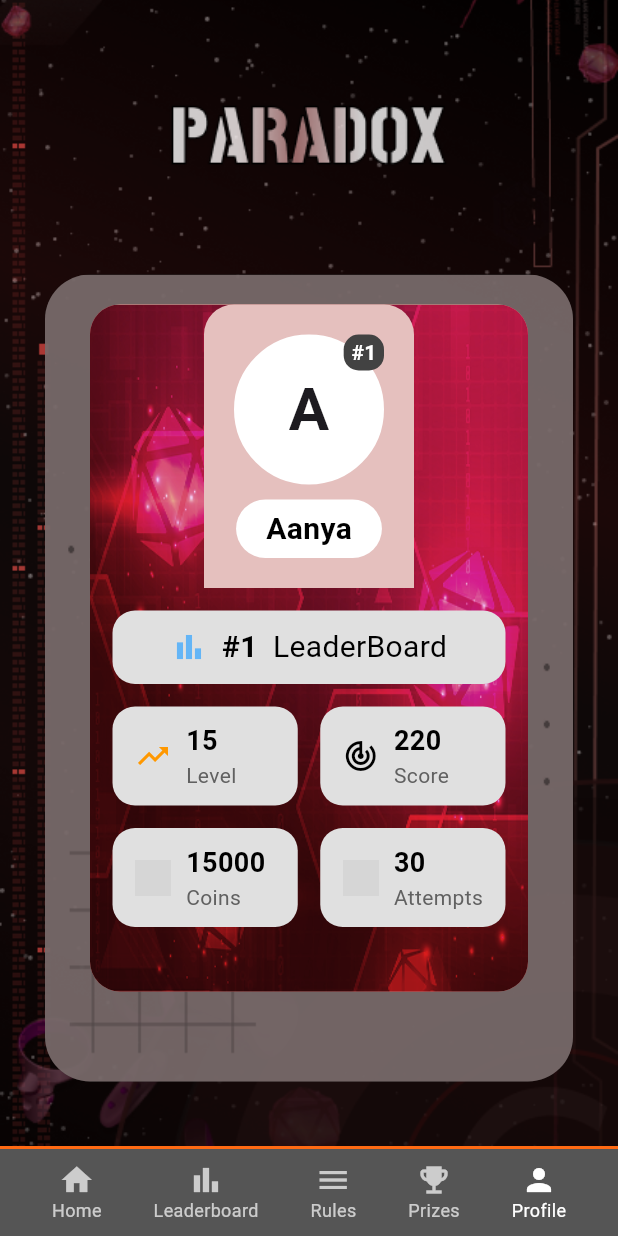
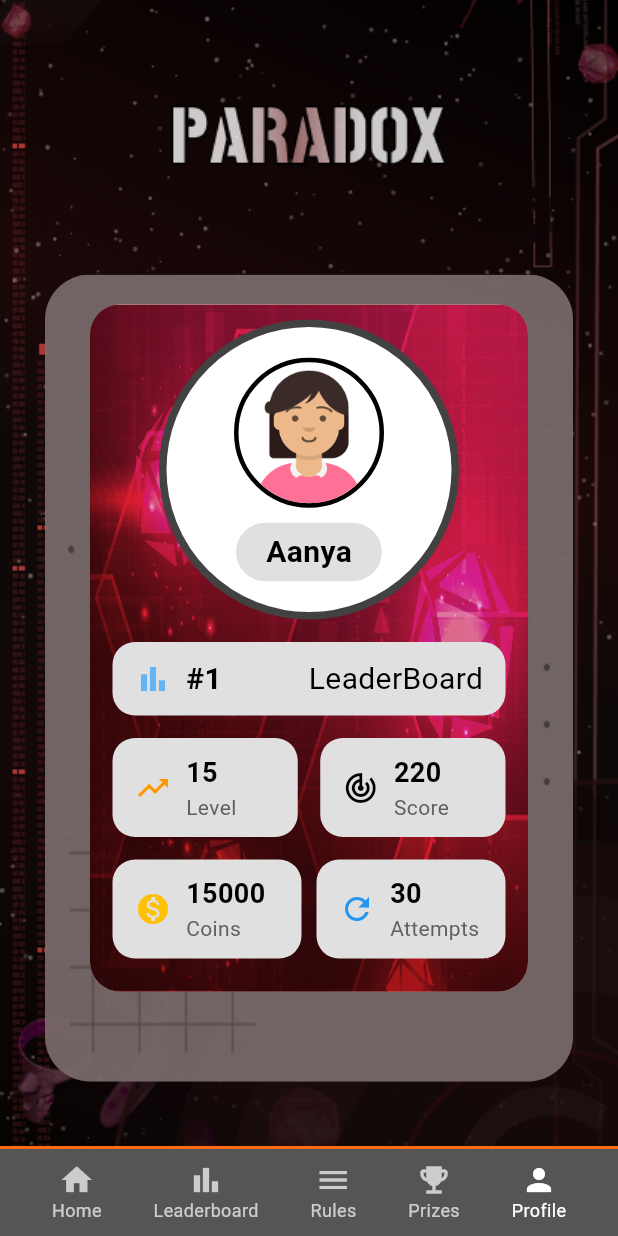
Before and after one commit to Teamexe/Paradox-2025, a Flutter app: the screen it shows after launch, item 5 of the bottom bar chosen, on a phone screen of 412 x 824 dp. Run offline on Flutter 3.47's test engine with Material 3 defaults, Android fonts, the phone set to English and light mode, and no system bars; grey boxes are pictures that could not be loaded.

Commit message:
added profile section

```diff
--- a/paradox_25/lib/main.dart
+++ b/paradox_25/lib/main.dart
@@ -12,6 +12,7 @@ import 'screens/question_screen.dart';
 import 'widgets/bottom_navigation.dart';
 
 void main() {
+
   WidgetsFlutterBinding.ensureInitialized();
   SystemChrome.setPreferredOrientations([DeviceOrientation.portraitUp]);
   runApp(const ParadoxApp());
--- a/paradox_25/lib/screens/leaderboard_screen.dart
+++ b/paradox_25/lib/screens/leaderboard_screen.dart
@@ -8,7 +8,7 @@ class LeaderboardScreen extends StatelessWidget {
     return Scaffold(
       body: Container(
         decoration: const BoxDecoration(
-          // Comment: Add the space background with red swirl from assets
+          // Background with space and red swirl
           color: Colors.black,
           image: DecorationImage(
             image: AssetImage('assets/images/all_bg.png'),
@@ -18,24 +18,22 @@ class LeaderboardScreen extends StatelessWidget {
         child: Column(
           children: [
             const SizedBox(height: 60),
+            // Paradox Logo
             SizedBox(
               height: 60, // Adjusted height
               child: Image.asset('assets/images/paradox_text.png'),
             ),
-
             const SizedBox(height: 20),
             // Main Content Card
             Container(
               margin: const EdgeInsets.symmetric(horizontal: 20),
               decoration: BoxDecoration(
-                color:
-                    Colors
-                        .transparent, // Set the container background to transparent
+                color: Colors.transparent, // Transparent background
                 borderRadius: BorderRadius.circular(30), // Rounded corners
                 image: const DecorationImage(
                   image: AssetImage(
                     'assets/images/leaderboard_bg.png',
-                  ), // Replace with your image path
+                  ), // Background image
                   fit: BoxFit.none, // Keeps the image in its original size
                   alignment:
                       Alignment.topCenter, // Aligns the image to the top center
@@ -57,7 +55,7 @@ class LeaderboardScreen extends StatelessWidget {
                           style: TextStyle(
                             color: Colors.white,
                             fontSize: 16,
-                            fontFamily: 'PixelFont', // Use pixel-like font
+                            fontFamily: 'PixelFont', // Pixel-like font
                           ),
                         ),
                         const SizedBox(width: 42),
@@ -77,12 +75,12 @@ class LeaderboardScreen extends StatelessWidget {
                       child: Stack(
                         alignment: Alignment.bottomCenter,
                         children: [
-                          // Shift the podium image upward
+                          // Podium image
                           Positioned(
                             bottom:
                                 45, // Adjust this value to move the image upward
                             child: Image.asset(
-                              'assets/images/leaderboard_podium.png', // Replace with your image path
+                              'assets/images/leaderboard_podium.png', // Podium image
                               fit: BoxFit.contain,
                             ),
                           ),
@@ -94,8 +92,9 @@ class LeaderboardScreen extends StatelessWidget {
                   Container(
                     padding: const EdgeInsets.symmetric(horizontal: 20),
                     decoration: BoxDecoration(
-
-                      borderRadius: BorderRadius.circular(15), // Optional: Rounded corners
+                      borderRadius: BorderRadius.circular(
+                        15,
+                      ), // Rounded corners
                     ),
                     child: Column(
                       children: [
@@ -155,7 +154,7 @@ class LeaderboardScreen extends StatelessWidget {
               shape: BoxShape.circle,
               border: Border.all(color: Colors.red, width: 2),
             ),
-            // Comment: Add the avatar image from assets
+            // Add avatar image if available
             // child: Image.asset('assets/images/avatar_$rank.png'),
           ),
           const SizedBox(width: 15),
--- a/paradox_25/lib/screens/prizes_screen.dart
+++ b/paradox_25/lib/screens/prizes_screen.dart
@@ -8,26 +8,23 @@ class PrizesScreen extends StatelessWidget {
     return Scaffold(
       body: Container(
         decoration: const BoxDecoration(
-          // Comment: Add the space background with red swirl from assets
-          color: Colors.black,
+          // Background with the all_bg.png image
           image: DecorationImage(
-            image: AssetImage('assets/images/background.png'),
-            fit: BoxFit.cover,
+            image: AssetImage(
+              'assets/images/all_bg.png',
+            ), // Add the background image
+            fit: BoxFit.cover, // Ensure the image covers the entire screen
           ),
         ),
         child: Column(
           children: [
             const SizedBox(height: 60),
-            // PARADOX Logo
-            const Text(
-              'PARADOX',
-              style: TextStyle(
-                color: Colors.white,
-                fontSize: 48,
-                fontWeight: FontWeight.bold,
-                letterSpacing: 2,
-                // Comment: Use the stencil-like font from assets
-                fontFamily: 'Stencil',
+            // PARADOX Logo (Image)
+            SizedBox(
+              height: 60, // Adjust the height of the image
+              child: Image.asset(
+                'assets/images/paradox_text.png', // Replace text with the image
+                fit: BoxFit.contain,
               ),
             ),
             const SizedBox(height: 20),
@@ -35,8 +32,9 @@ class PrizesScreen extends StatelessWidget {
             Container(
               margin: const EdgeInsets.symmetric(horizontal: 20),
               decoration: BoxDecoration(
-                // ignore: deprecated_member_use
-                color: const Color(0xFF333333).withOpacity(0.7),
+                color: const Color(
+                  0xFF333333,
+                ).withOpacity(0.7), // Semi-transparent background
                 borderRadius: BorderRadius.circular(30),
               ),
               child: Column(
@@ -47,7 +45,7 @@ class PrizesScreen extends StatelessWidget {
                     child: Row(
                       mainAxisAlignment: MainAxisAlignment.center,
                       children: [
-                        // Comment: Add the blue crystal logo from assets
+                        // Blue crystal logo
                         Image.asset(
                           'assets/images/crystal_logo.png',
                           height: 30,
@@ -58,11 +56,12 @@ class PrizesScreen extends StatelessWidget {
                           style: TextStyle(
                             color: Colors.white,
                             fontSize: 28,
-                            fontFamily: 'PixelFont', // Comment: Use pixel-like font from assets
+                            fontFamily:
+                                'PixelFont', // Use pixel-like font from assets
                           ),
                         ),
                         const SizedBox(width: 10),
-                        // Comment: Add the hexagon logo from assets
+                        // Hexagon logo
                         Image.asset(
                           'assets/images/hexagon_logo.png',
                           height: 30,
@@ -84,15 +83,21 @@ class PrizesScreen extends StatelessWidget {
                   ),
                   // Announcement
                   Container(
-                    margin: const EdgeInsets.symmetric(horizontal: 20, vertical: 10),
-                    padding: const EdgeInsets.symmetric(horizontal: 20, vertical: 15),
+                    margin: const EdgeInsets.symmetric(
+                      horizontal: 20,
+                      vertical: 10,
+                    ),
+                    padding: const EdgeInsets.symmetric(
+                      horizontal: 20,
+                      vertical: 15,
+                    ),
                     decoration: BoxDecoration(
                       color: Colors.grey.shade700,
                       borderRadius: BorderRadius.circular(30),
                     ),
                     child: Row(
                       children: [
-                        // Comment: Add diamond icon from assets
+                        // Diamond icon
                         Image.asset(
                           'assets/images/diamond_icon.png',
                           height: 24,
@@ -101,10 +106,7 @@ class PrizesScreen extends StatelessWidget {
                         const Expanded(
                           child: Text(
                             'The prize will be announced soon',
-                            style: TextStyle(
-                              color: Colors.white,
-                              fontSize: 16,
-                            ),
+                            style: TextStyle(color: Colors.white, fontSize: 16),
                           ),
                         ),
                       ],
@@ -138,23 +140,11 @@ class PrizesScreen extends StatelessWidget {
               child: Row(
                 mainAxisAlignment: MainAxisAlignment.center,
                 children: [
-                  Container(
-                    width: 2,
-                    height: 18,
-                    color: Colors.yellow,
-                  ),
+                  Container(width: 2, height: 18, color: Colors.yellow),
                   const SizedBox(width: 5),
-                  Container(
-                    width: 2,
-                    height: 18,
-                    color: Colors.yellow,
-                  ),
+                  Container(width: 2, height: 18, color: Colors.yellow),
                   const SizedBox(width: 5),
-                  Container(
-                    width: 2,
-                    height: 18,
-                    color: Colors.yellow,
-                  ),
+                  Container(width: 2, height: 18, color: Colors.yellow),
                 ],
               ),
             ),
@@ -170,14 +160,13 @@ class PrizesScreen extends StatelessWidget {
                   border: Border.all(color: Colors.orange.shade800, width: 2),
                   boxShadow: [
                     BoxShadow(
-                      // ignore: deprecated_member_use
                       color: Colors.amber.withOpacity(0.5),
                       spreadRadius: 2,
                       blurRadius: 5,
                     ),
                   ],
                 ),
-                // Comment: Add medal image from assets
+                // Medal image (optional)
                 // child: Image.asset('assets/images/medal.png'),
               ),
             ),
--- a/paradox_25/lib/screens/profile_screen.dart
+++ b/paradox_25/lib/screens/profile_screen.dart
@@ -17,7 +17,6 @@ class ProfileScreen extends StatelessWidget {
         ),
         child: Column(
           children: [
-
             // PARADOX Logo
             const SizedBox(height: 60),
             // PARADOX Logo
@@ -31,14 +30,18 @@ class ProfileScreen extends StatelessWidget {
               child: Center(
                 child: Container(
                   height: 538, // Outer container height
-                  width: 352,  // Outer container width
+                  width: 352, // Outer container width
                   margin: const EdgeInsets.symmetric(horizontal: 20),
                   decoration: BoxDecoration(
                     color: const Color(0xFF333333).withOpacity(0.7),
                     borderRadius: BorderRadius.circular(30),
                     image: const DecorationImage(
-                      image: AssetImage('assets/images/leaderboard_list_bg.png'), // Add the background image
-                      fit: BoxFit.fill, // Ensure the image covers the entire container
+                      image: AssetImage(
+                        'assets/images/leaderboard_list_bg.png',
+                      ), // Add the background image
+                      fit:
+                          BoxFit
+                              .fill, // Ensure the image covers the entire container
                     ),
                   ),
                   child: Column(
@@ -46,34 +49,50 @@ class ProfileScreen extends StatelessWidget {
                       // Inner container
                       Container(
                         height: 458, // Inner container height
-                        width: 292,  // Inner container width
+                        width: 292, // Inner container width
                         margin: const EdgeInsets.all(20),
                         decoration: BoxDecoration(
                           color: const Color(0xFFE58B87),
                           borderRadius: BorderRadius.circular(20),
                           image: const DecorationImage(
-                            image: AssetImage('assets/images/profile_section.png'), // Add the background image
-                            fit: BoxFit.cover, // Ensure the image covers the entire container
+                            image: AssetImage(
+                              'assets/images/profile_section.png',
+                            ), // Add the background image
+                            fit:
+                                BoxFit
+                                    .fill, // Ensure the image covers the entire container
                           ),
                         ),
                         child: Column(
                           children: [
-                            // Profile Image and Name
-                            Container(
-                              padding: const EdgeInsets.all(20),
-                              decoration: const BoxDecoration(
-                                color: Color(0xFFE5C0BE),
-                                borderRadius: BorderRadius.only(
-                                  topLeft: Radius.circular(20),
-                                  topRight: Radius.circular(20),
+                            // Profile Image and Name in Circular Box
+                            Padding(
+                              padding: const EdgeInsets.only(
+                                top: 10,
+                              ), // Add padding to move it downward
+                              child: Container(
+                                width:
+                                    200, // Adjust the size of the circular container
+                                height:
+                                    200, // Ensure width and height are equal for a circle
+                                decoration: BoxDecoration(
+                                  shape: BoxShape.circle,
+                                  border: Border.all(
+                                    color:
+                                        Colors
+                                            .grey
+                                            .shade800, // Outer circle border color (black or grey)
+                                    width:
+                                        5, // Border width for the outer circle
                                   ),
+                                  color:
+                                      Colors
+                                          .white, // Background color of the circular container
                                 ),
                                 child: Column(
+                                  mainAxisAlignment: MainAxisAlignment.center,
                                   children: [
-                                  // Profile Image with #1 and Flag
-                                  Stack(
-                                    alignment: Alignment.topRight,
-                                    children: [
+                                    // Profile Image
                                     Container(
                                       width: 100,
                                       height: 100,
@@ -81,41 +100,19 @@ class ProfileScreen extends StatelessWidget {
                                         color: Colors.white,
                                         shape: BoxShape.circle,
                                         border: Border.all(
-                                            color: Colors.white,
-                                            width: 3,
+                                          color:
+                                              Colors
+                                                  .black, // Border color for the profile image
+                                          width:
+                                              3, // Border width for the profile image
                                         ),
                                       ),
-                                        // Comment: Add the avatar image from assets
-                                        child: const Center(
-                                          child: Text(
-                                            "A",
-                                            style: TextStyle(
-                                              fontSize: 40,
-                                              fontWeight: FontWeight.bold,
+                                      child: ClipOval(
+                                        child: Image.asset(
+                                          'assets/images/profile_image.png',
+                                          fit: BoxFit.cover,
                                         ),
                                       ),
-                                        ),
-                                        // child: Image.asset('assets/images/avatar_aanya.png'),
-                                      ),
-                                      Container(
-                                        padding: const EdgeInsets.symmetric(
-                                          horizontal: 5,
-                                          vertical: 2,
-                                        ),
-                                        decoration: BoxDecoration(
-                                          color: Colors.grey.shade800,
-                                          borderRadius: BorderRadius.circular(10),
-                                        ),
-                                        child: const Text(
-                                          '#1',
-                                          style: TextStyle(
-                                            color: Colors.white,
-                                            fontWeight: FontWeight.bold,
-                                          ),
-                                        ),
-                                      ),
-
-                                    ],
                                     ),
                                     const SizedBox(height: 10),
                                     // Name
@@ -125,7 +122,7 @@ class ProfileScreen extends StatelessWidget {
                                         vertical: 5,
                                       ),
                                       decoration: BoxDecoration(
-                                      color: Colors.white,
+                                        color: Colors.grey.shade300,
                                         borderRadius: BorderRadius.circular(20),
                                       ),
                                       child: const Text(
@@ -140,6 +137,7 @@ class ProfileScreen extends StatelessWidget {
                                   ],
                                 ),
                               ),
+                            ),
                             // Stats
                             Padding(
                               padding: const EdgeInsets.all(15),
@@ -149,13 +147,20 @@ class ProfileScreen extends StatelessWidget {
                                   Container(
                                     padding: const EdgeInsets.symmetric(
                                       vertical: 10,
+                                      horizontal:
+                                          15, // Add horizontal padding for equal spacing
                                     ),
                                     decoration: BoxDecoration(
                                       color: Colors.grey.shade300,
                                       borderRadius: BorderRadius.circular(15),
                                     ),
                                     child: Row(
-                                      mainAxisAlignment: MainAxisAlignment.center,
+                                      mainAxisAlignment:
+                                          MainAxisAlignment
+                                              .spaceBetween, // Distribute items evenly
+                                      children: [
+                                        // Icon and #1 on the left
+                                        Row(
                                           children: [
                                             Icon(
                                               Icons.bar_chart,
@@ -170,7 +175,9 @@ class ProfileScreen extends StatelessWidget {
                                                 fontWeight: FontWeight.bold,
                                               ),
                                             ),
-                                        const SizedBox(width: 10),
+                                          ],
+                                        ),
+                                        // Leaderboard text on the right
                                         const Text(
                                           'LeaderBoard',
                                           style: TextStyle(
@@ -208,23 +215,23 @@ class ProfileScreen extends StatelessWidget {
                                   // Coins and Attempts
                                   Row(
                                     children: [
-                                      Expanded(
+                                      Flexible(
                                         child: _buildStatItem(
                                           icon: Icons.monetization_on,
                                           value: '15000',
                                           label: 'Coins',
                                           iconColor: Colors.amber,
-                                          customIcon: true,
                                         ),
                                       ),
-                                      const SizedBox(width: 15),
-                                      Expanded(
+                                      const SizedBox(
+                                        width: 10,
+                                      ), // Reduce the width
+                                      Flexible(
                                         child: _buildStatItem(
                                           icon: Icons.refresh,
                                           value: '30',
                                           label: 'Attempts',
                                           iconColor: Colors.blue,
-                                          customIcon: true,
                                         ),
                                       ),
                                     ],
@@ -240,8 +247,6 @@ class ProfileScreen extends StatelessWidget {
                 ),
               ),
             ),
-
-
           ],
         ),
       ),
@@ -256,24 +261,27 @@ class ProfileScreen extends StatelessWidget {
     bool customIcon = false,
   }) {
     return Container(
-      padding: const EdgeInsets.symmetric(vertical: 10, horizontal: 15),
+      padding: const EdgeInsets.symmetric(
+        vertical: 10,
+        horizontal: 15,
+      ), // Uniform padding
       decoration: BoxDecoration(
         color: Colors.grey.shade300,
-        borderRadius: BorderRadius.circular(15),
+        borderRadius: BorderRadius.circular(15), // Uniform border radius
       ),
       child: Row(
+        mainAxisAlignment: MainAxisAlignment.start, // Align items consistently
         children: [
           if (customIcon) ...[
-            // Comment: Add custom icon from assets if needed
             Image.asset(
               'assets/images/${label.toLowerCase()}_icon.png',
-              height: 24,
+              height: 24, // Uniform icon size
               color: iconColor,
             ),
           ] else ...[
-            Icon(icon, color: iconColor),
+            Icon(icon, color: iconColor, size: 24), // Uniform icon size
           ],
-          const SizedBox(width: 10),
+          const SizedBox(width: 10), // Uniform spacing between icon and text
           Column(
             crossAxisAlignment: CrossAxisAlignment.start,
             children: [
@@ -281,7 +289,7 @@ class ProfileScreen extends StatelessWidget {
                 value,
                 style: const TextStyle(
                   color: Colors.black,
-                  fontSize: 18,
+                  fontSize: 18, // Uniform font size for value
                   fontWeight: FontWeight.bold,
                 ),
               ),
@@ -289,7 +297,7 @@ class ProfileScreen extends StatelessWidget {
                 label,
                 style: TextStyle(
                   color: Colors.grey.shade700,
-                  fontSize: 14,
+                  fontSize: 14, // Uniform font size for label
                 ),
               ),
             ],
--- a/paradox_25/pubspec.yaml
+++ b/paradox_25/pubspec.yaml
@@ -67,6 +67,7 @@ flutter:
     - assets/images/profile_section.png
     - assets/images/profile_image.png
 
+
   fonts:
     - family: PixelFont
       fonts:
```
Lines whose indentation alone changed are shown as unchanged.
